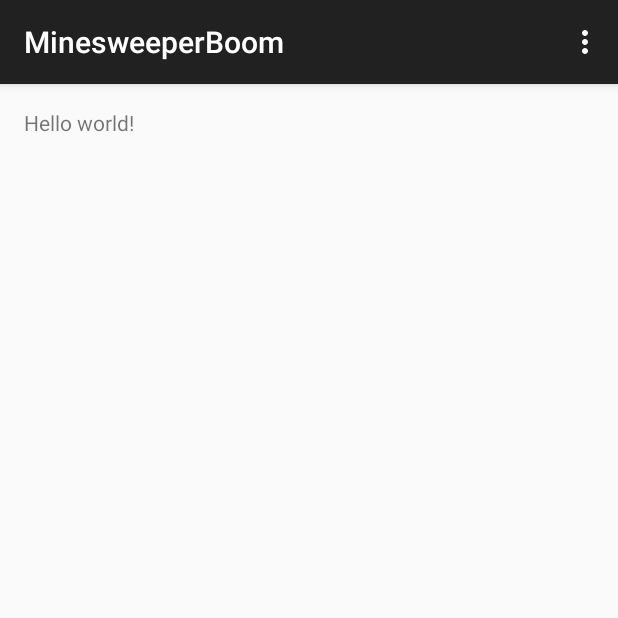
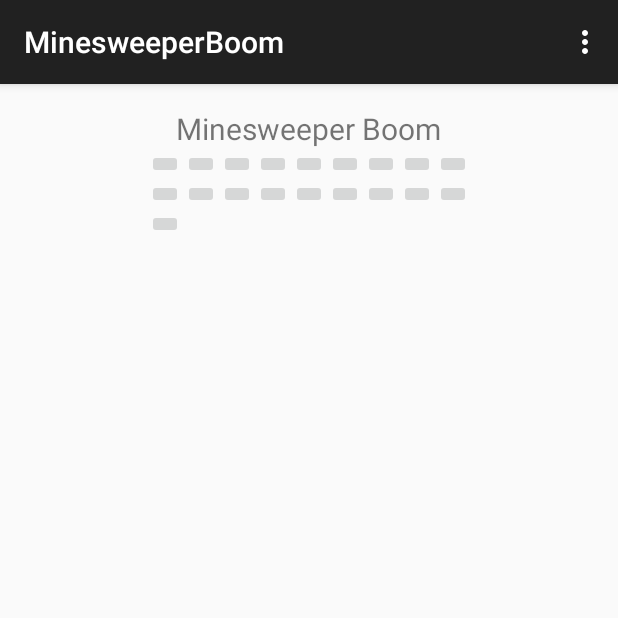
Before and after one commit to citygxoxo/MinesweeperBoom, an Android app: the screen it shows after launch (MainActivity), on a phone screen of 412 x 824 dp, the top half of it. Run offline under Robolectric (Android 15) with nearby library versions, the phone set to English and light mode, and no system bars.

Commit message:
Included GridLayout

```diff
--- a/app/src/main/java/com/minesweeperboom/minesweeperboom/MainActivity.java
+++ b/app/src/main/java/com/minesweeperboom/minesweeperboom/MainActivity.java
@@ -12,6 +12,7 @@ public class MainActivity extends ActionBarActivity {
     protected void onCreate(Bundle savedInstanceState) {
         super.onCreate(savedInstanceState);
         setContentView(R.layout.activity_main);
+
     }
 
 
--- a/app/src/main/res/layout/fragment_main.xml
+++ b/app/src/main/res/layout/fragment_main.xml
@@ -1,11 +1,123 @@
-<RelativeLayout xmlns:android="http://schemas.android.com/apk/res/android"
-    xmlns:tools="http://schemas.android.com/tools" android:layout_width="match_parent"
-    android:layout_height="match_parent" android:paddingLeft="@dimen/activity_horizontal_margin"
+<LinearLayout xmlns:android="http://schemas.android.com/apk/res/android"
+    xmlns:tools="http://schemas.android.com/tools"
+    android:layout_width="match_parent"
+    android:layout_height="match_parent"
+    android:paddingLeft="@dimen/activity_horizontal_margin"
     android:paddingRight="@dimen/activity_horizontal_margin"
     android:paddingTop="@dimen/activity_vertical_margin"
-    android:paddingBottom="@dimen/activity_vertical_margin" tools:context=".MainActivityFragment">
+    android:paddingBottom="@dimen/activity_vertical_margin"
+    android:orientation="vertical"
+    android:gravity="center|top"
+    tools:context=".MainActivityFragment">
 
-    <TextView android:text="@string/hello_world" android:layout_width="wrap_content"
+    <TextView
+        android:text="@string/Minesweeper_Boom"
+        android:textSize = "20sp"
+        android:layout_width="wrap_content"
         android:layout_height="wrap_content" />
 
-</RelativeLayout>
+    <GridLayout
+        android:layout_width="wrap_content"
+        android:layout_height="match_parent"
+        android:rowOrderPreserved="false"
+        android:columnCount="9"
+        android:rowCount="9">
+
+        <ImageButton
+            android:layout_width="wrap_content"
+            android:layout_height="wrap_content"
+            android:id="@+id/imageButton" />
+
+        <ImageButton
+            android:layout_width="wrap_content"
+            android:layout_height="wrap_content"
+            android:id="@+id/imageButton2" />
+
+        <ImageButton
+            android:layout_width="wrap_content"
+            android:layout_height="wrap_content"
+            android:id="@+id/imageButton3" />
+
+        <ImageButton
+            android:layout_width="wrap_content"
+            android:layout_height="wrap_content"
+            android:id="@+id/imageButton4" />
+
+        <ImageButton
+            android:layout_width="wrap_content"
+            android:layout_height="wrap_content"
+            android:id="@+id/imageButton5" />
+
+        <ImageButton
+            android:layout_width="wrap_content"
+            android:layout_height="wrap_content"
+            android:id="@+id/imageButton6" />
+
+        <ImageButton
+            android:layout_width="wrap_content"
+            android:layout_height="wrap_content"
+            android:id="@+id/imageButton7" />
+
+        <ImageButton
+            android:layout_width="wrap_content"
+            android:layout_height="wrap_content"
+            android:id="@+id/imageButton8" />
+
+        <ImageButton
+            android:layout_width="wrap_content"
+            android:layout_height="wrap_content"
+            android:id="@+id/imageButton9" />
+
+        <ImageButton
+            android:layout_width="wrap_content"
+            android:layout_height="wrap_content"
+            android:id="@+id/imageButton10" />
+
+        <ImageButton
+            android:layout_width="wrap_content"
+            android:layout_height="wrap_content"
+            android:id="@+id/imageButton11" />
+
+        <ImageButton
+            android:layout_width="wrap_content"
+            android:layout_height="wrap_content"
+            android:id="@+id/imageButton12" />
+
+        <ImageButton
+            android:layout_width="wrap_content"
+            android:layout_height="wrap_content"
+            android:id="@+id/imageButton13" />
+
+        <ImageButton
+            android:layout_width="wrap_content"
+            android:layout_height="wrap_content"
+            android:id="@+id/imageButton14" />
+
+        <ImageButton
+            android:layout_width="wrap_content"
+            android:layout_height="wrap_content"
+            android:id="@+id/imageButton15" />
+
+        <ImageButton
+            android:layout_width="wrap_content"
+            android:layout_height="wrap_content"
+            android:id="@+id/imageButton16" />
+
+        <ImageButton
+            android:layout_width="wrap_content"
+            android:layout_height="wrap_content"
+            android:id="@+id/imageButton17" />
+
+        <ImageButton
+            android:layout_width="wrap_content"
+            android:layout_height="wrap_content"
+            android:id="@+id/imageButton18" />
+
+        <ImageButton
+            android:layout_width="wrap_content"
+            android:layout_height="wrap_content"
+            android:id="@+id/imageButton19" />
+
+    </GridLayout>
+
+</LinearLayout>
--- a/app/src/main/res/values/strings.xml
+++ b/app/src/main/res/values/strings.xml
@@ -2,4 +2,6 @@
     <string name="app_name">MinesweeperBoom</string>
     <string name="hello_world">Hello world!</string>
     <string name="action_settings">Settings</string>
+    <string name="Minesweeper_Boom">Minesweeper Boom</string>
+
 </resources>
```
Also changed, not shown: 1 other file.
